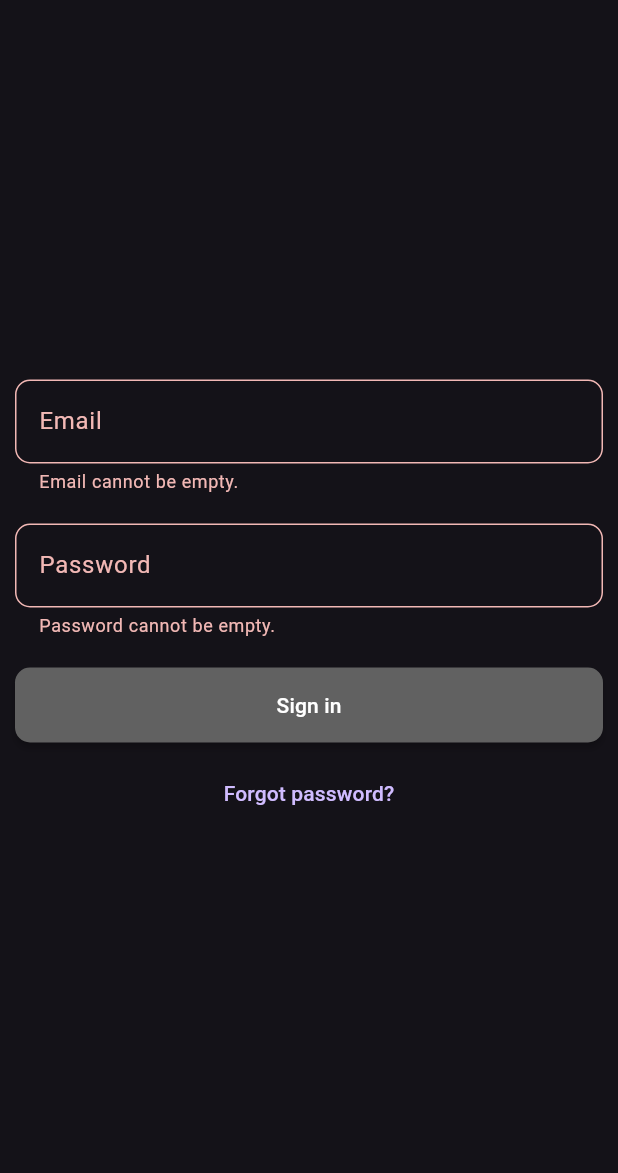
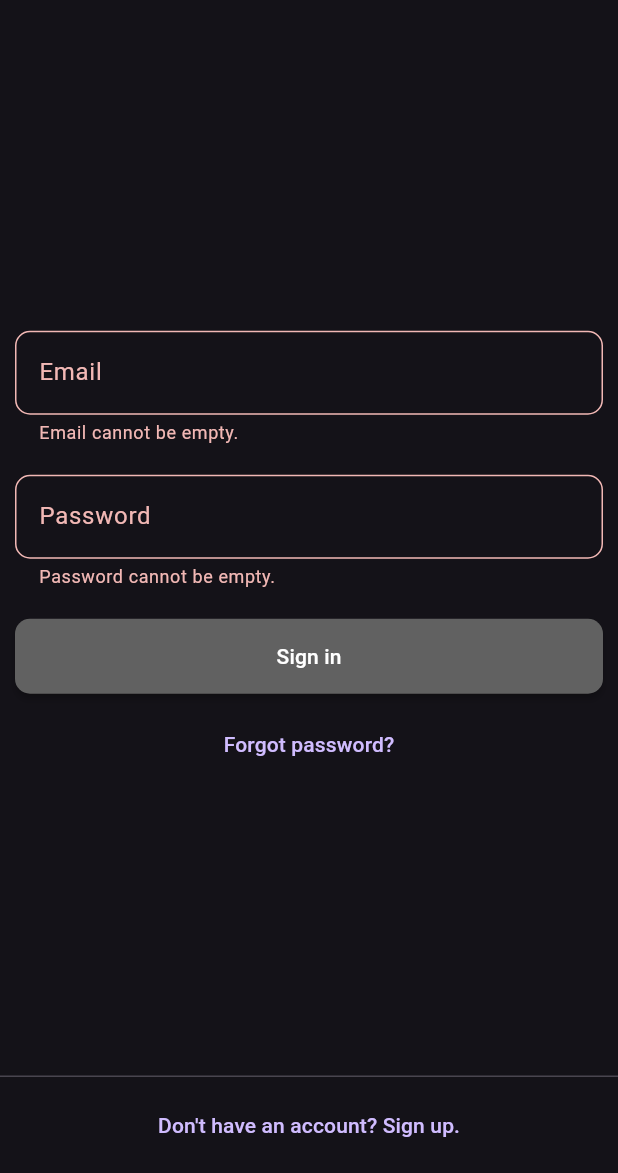
Before and after one commit to pedroramirezneira/enlightfrontend, a Flutter app: the screen it shows after launch, after a tap on "Sign in", on a phone screen of 412 x 824 dp, the part 63-1236 px from its top. Run offline on Flutter 3.47's test engine with Material 3 defaults, Android fonts, the phone set to English and light mode, and no system bars.

Commit message:
Form Submission Button refactor, Sign in page UI changes

```diff
--- /dev/null
+++ b/lib/components/enlight_form_submission_button.dart
@@ -0,0 +1,42 @@
+import 'package:flutter/material.dart';
+
+class EnlightFormSubmissionButton extends StatelessWidget {
+  final String text;
+  final GlobalKey<FormState> formKey;
+  final Function()? onPressed;
+
+  const EnlightFormSubmissionButton({
+    super.key,
+    required this.text,
+    required this.formKey,
+    required this.onPressed,
+  });
+
+  @override
+  Widget build(BuildContext context) {
+    return Padding(
+      padding: const EdgeInsets.all(10),
+      child: MaterialButton(
+        onPressed: () {
+          if (formKey.currentState!.validate()) {
+            onPressed!();
+          }
+        },
+        minWidth: double.infinity,
+        height: 50,
+        shape: const RoundedRectangleBorder(
+          borderRadius: BorderRadius.all(
+            Radius.circular(10),
+          ),
+        ),
+        color: Colors.grey.shade700,
+        child: Text(
+          text,
+          style: const TextStyle(
+            color: Colors.white,
+          ),
+        ),
+      ),
+    );
+  }
+}
--- a/lib/pages/sign_in.dart
+++ b/lib/pages/sign_in.dart
@@ -1,4 +1,5 @@
 import 'package:enlight/components/enlight_app_bar.dart';
+import 'package:enlight/components/enlight_form_submission_button.dart';
 import 'package:enlight/components/enlight_text_form_field.dart';
 import 'package:flutter/material.dart';
 
@@ -41,44 +42,34 @@ class _SignInState extends State<SignIn> {
                   text: "Password",
                   controller: passwordController,
                 ),
-                Padding(
-                  padding: const EdgeInsets.all(10),
-                  child: MaterialButton(
+                EnlightFormSubmissionButton(
+                  text: "Sign in",
+                  formKey: formKey,
                   onPressed: () {
-                      if (formKey.currentState!.validate()) {
                     Navigator.of(context).pushAndRemoveUntil(
                       MaterialPageRoute(
                           builder: (context) => const Placeholder()),
                       (route) => false,
                     );
-                      }
                   },
-                    minWidth: double.infinity,
-                    height: 50,
-                    shape: const RoundedRectangleBorder(
-                      borderRadius: BorderRadius.all(
-                        Radius.circular(10),
-                      ),
-                    ),
-                    color: Colors.grey.shade700,
-                    child: const Text(
-                      "Sign in",
-                      style: TextStyle(
-                        color: Colors.white,
-                      ),
-                    ),
-                  ),
                 ),
                 TextButton(
                   onPressed: () {},
-                  child: const Text(
-                      "Forgot password?"),
+                  child: const Text("Forgot password?"),
                 )
               ],
             ),
           ),
         ],
       ),
+      persistentFooterButtons: <Widget>[
+        Center(
+          child: TextButton(
+            onPressed: () {},
+            child: const Text("Don't have an account? Sign up."),
+          ),
+        ),
+      ],
     );
   }
 }
```
Lines whose indentation alone changed are shown as unchanged.
